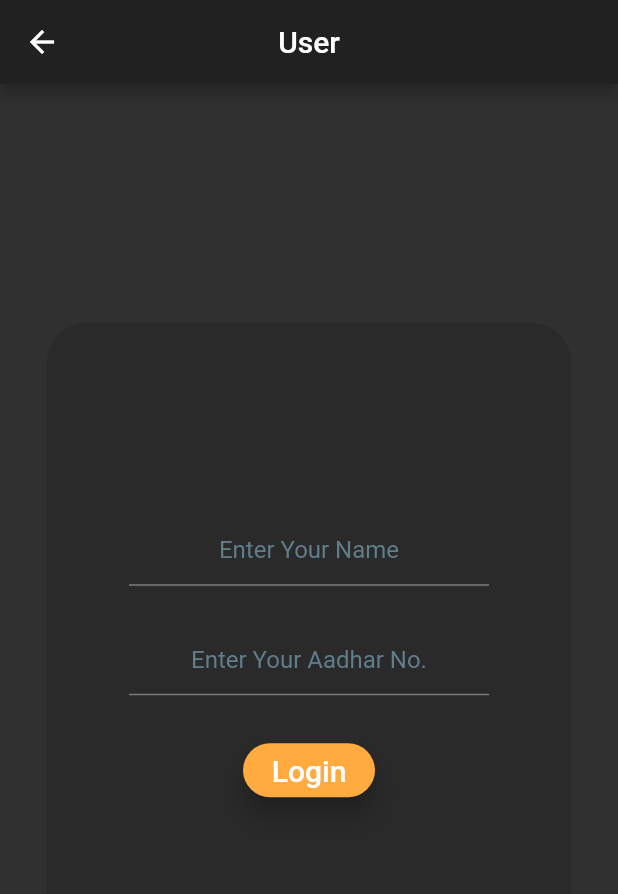
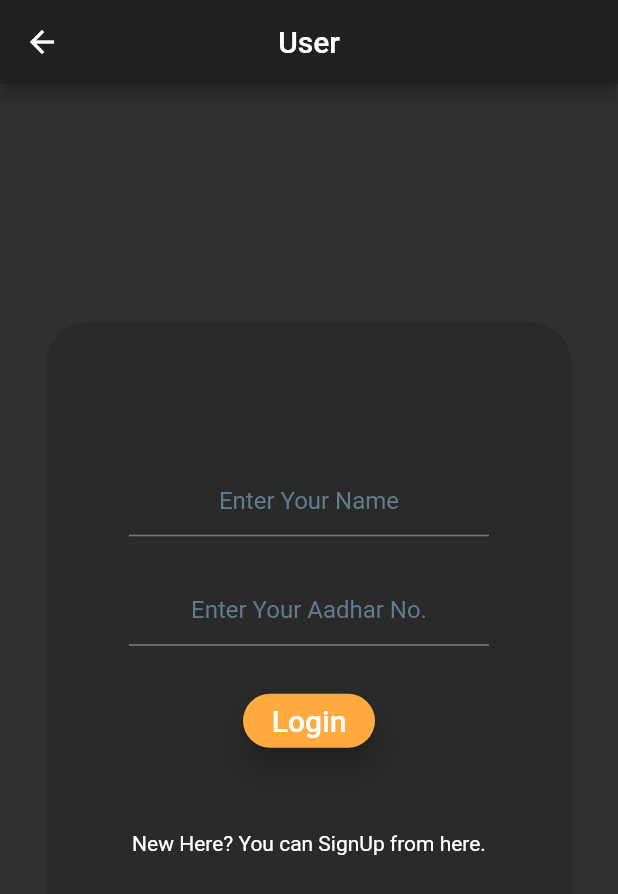
Before and after one commit to abhirup-deb/Policy_Selector, a Flutter app: the screen it shows after launch, after a tap on "User", on a phone screen of 412 x 824 dp. Shown: the top 894 px of the screen. Run offline on Flutter 3.47's test engine with Material 2 defaults, Android fonts, the phone set to English and light mode, and no system bars; missing offline and left inert: flutter_otp.

Commit message:
User Signin page edited

```diff
--- a/lib/screens/User_Signin.dart
+++ b/lib/screens/User_Signin.dart
@@ -38,12 +38,16 @@ class _User_SigninState extends State<User_Signin>{
                   Navigator.of(context).push(MaterialPageRoute(builder: (_) => new otp(tag: 2),));
                 },
                   child: Text('Login',style: TextStyle(fontSize: 20.0),),color: Colors.orangeAccent,elevation: 7.0,shape: RoundedRectangleBorder(borderRadius: BorderRadius.circular(38.0),),),
-
+                SizedBox(
+                  height: 50.0,
+                ),
+                Text("New Here? You can SignUp from here.",textAlign: TextAlign.end,),
               ],
             ),
           ),
         ),
       ),
+
     );
   }
 }
--- a/lib/screens/home.dart
+++ b/lib/screens/home.dart
@@ -23,21 +23,22 @@ class _HomePageState extends State<HomePage>{
             SizedBox(child: RaisedButton(onPressed: (){
               Navigator.pushNamed(context, C_Signin.id);
             },child: Text('Commissioner',style: TextStyle(fontSize: 20.0),),color: Colors.orangeAccent,elevation: 7.0,shape: RoundedRectangleBorder(borderRadius: BorderRadius.circular(38.0),),),
-              height: 50.0,width: 190.0,),
+              height: 70.0,width: 200.0,),
             SizedBox(
               height: 30.0,
             ),
             SizedBox(child: RaisedButton(onPressed: (){
               Navigator.pushNamed(context, PMkr_Signin.id);
             },child: Text('Policy Maker',style: TextStyle(fontSize: 20.0),),color: Colors.orangeAccent,elevation: 7.0,shape: RoundedRectangleBorder(borderRadius: BorderRadius.circular(38.0),),),
-              height: 50.0,width: 190.0,),
+              height: 70.0,width: 200.0,),
             SizedBox(
               height: 30.0,
             ),
             SizedBox(child: RaisedButton(onPressed: (){
               Navigator.pushNamed(context, User_Signin.id);
             },child: Text('User',style: TextStyle(fontSize: 20.0),),color: Colors.orangeAccent,elevation: 7.0,shape: RoundedRectangleBorder(borderRadius: BorderRadius.circular(38.0),),),
-              height: 50.0,width: 190.0,),
+              height: 70.0,width: 200.0,),
+
           ],
         ),
       ),
```
